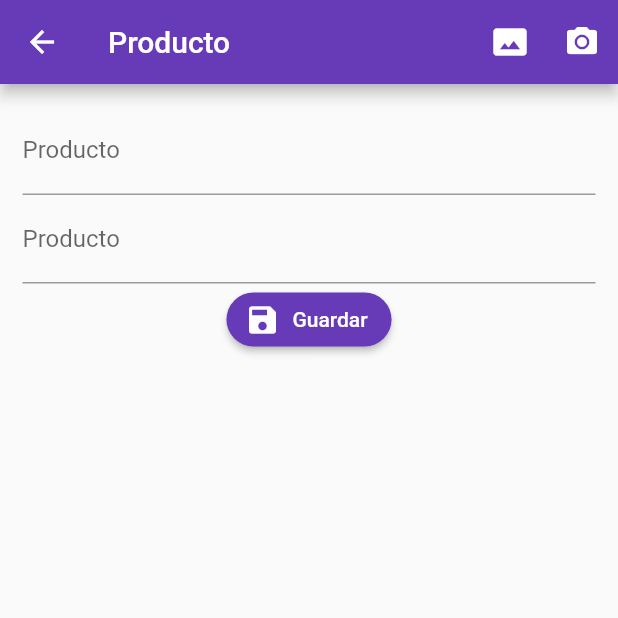
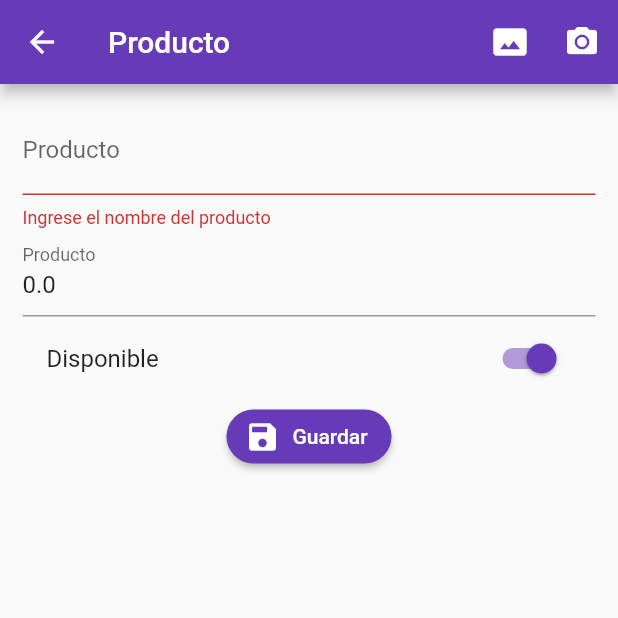
Before and after one commit to sebastianAcuna/curso_flutter_form_bloc, a Flutter app: the ProductPage screen opened by its route, after a tap on "Guardar", on a phone screen of 412 x 824 dp, the top half of it. Run offline on Flutter 3.47's test engine with Material 2 defaults, Android fonts, the phone set to English and light mode, and no system bars; our stand-ins replace rxdart; network calls fail.

Commit message:
clase 219

```diff
--- /dev/null
+++ b/lib/src/models/producto_model.dart
@@ -0,0 +1,41 @@
+// To parse this JSON data, do
+//
+//     final productoModel = productoModelFromJson(jsonString);
+
+import 'dart:convert';
+
+ProductoModel productoModelFromJson(String str) => ProductoModel.fromJson(json.decode(str));
+
+String productoModelToJson(ProductoModel data) => json.encode(data.toJson());
+
+class ProductoModel {
+    ProductoModel({
+        this.id,
+        this.titulo     = '',
+        this.valor      = 0.0,
+        this.disponible = true,
+        this.fotoUrl,
+    });
+
+    String  id;
+    String  titulo;
+    double  valor;
+    bool    disponible;
+    String  fotoUrl;
+
+    factory ProductoModel.fromJson(Map<String, dynamic> json) => ProductoModel(
+        id          : json["id"],
+        titulo      : json["titulo"],
+        valor       : json["valor"],
+        disponible  : json["disponible"],
+        fotoUrl     : json["fotoUrl"],
+    );
+
+    Map<String, dynamic> toJson() => {
+        "id"          : id,
+        "titulo"      : titulo,
+        "valor"       : valor,
+        "disponible"  : disponible,
+        "fotoUrl"     : fotoUrl,
+    };
+}
--- a/lib/src/pages/product_page.dart
+++ b/lib/src/pages/product_page.dart
@@ -1,10 +1,23 @@
 import 'package:flutter/material.dart';
+import 'package:formularios_bloc/src/models/producto_model.dart';
+import 'package:formularios_bloc/src/providers/productos_provider.dart';
+import 'package:formularios_bloc/src/utils/utils.dart' as utils;
 
-class ProductPage extends StatelessWidget {
+class ProductPage extends StatefulWidget {
   static final String routeName = "product_page";
 
   @override
+  _ProductPageState createState() => _ProductPageState();
+}
+
+class _ProductPageState extends State<ProductPage> {
+  final formKey = GlobalKey<FormState>();
+  ProductoModel producto = new ProductoModel();
+  final productoProider = new ProductosProvider();
+
+  @override
   Widget build(BuildContext context) {
+
     return Scaffold(
       appBar: AppBar(
         title: Text('Producto'),
@@ -23,10 +36,12 @@ class ProductPage extends StatelessWidget {
         child: Container(
           padding: EdgeInsets.all(15.0),
           child: Form(
+            key: formKey,
             child: Column(
               children: <Widget>[
                 _crearNombre(),
                 _crearPrecio(),
+                _crearDisponible(context),
                 _crearBoton(context)
               ],
             ),
@@ -38,26 +53,68 @@ class ProductPage extends StatelessWidget {
 
   Widget _crearNombre() {
     return TextFormField(
+      initialValue: producto.titulo,
       textCapitalization: TextCapitalization.characters,
       decoration: InputDecoration(labelText: 'Producto'),
+      onSaved: (value) => producto.titulo = value,
+      validator: (value){
+        if(value.length < 3){
+          return 'Ingrese el nombre del producto';
+        }else{
+          return null;
+        }
+      },
     );
   }
 
   Widget _crearPrecio() {
     return TextFormField(
+      initialValue: producto.valor.toString(),
       keyboardType: TextInputType.numberWithOptions(decimal: true),
       decoration: InputDecoration(labelText: 'Producto'),
+      onSaved: (value) => producto.valor = double.parse(value),
+      validator: (value){
+        if(utils.isNumeric(value)){
+          return null;
+        }else{
+          return 'Solo numeros';
+        }
+      },
     );
   }
 
   Widget _crearBoton(BuildContext context) {
     return RaisedButton.icon(
       shape: RoundedRectangleBorder(borderRadius: BorderRadius.circular(20.0)),
-      onPressed: () {},
+      onPressed: _submit,
       icon: Icon(Icons.save),
       label: Text('Guardar'),
       color: Theme.of(context).primaryColor,
       textColor: Colors.white,
     );
   }
+
+  void _submit(){
+
+    if(!formKey.currentState.validate()) return;
+
+    formKey.currentState.save();
+
+    print('TOdo OK');
+
+
+    productoProider.crearProducto(producto);
+
+  }
+
+  Widget _crearDisponible(BuildContext context) {
+    return SwitchListTile(
+      value: producto.disponible,
+      title: Text('Disponible'),
+      activeColor: Theme.of(context).primaryColor,
+      onChanged: (value) => setState((){
+        producto.disponible = value;
+      }),
+    );
+  }
 }
--- /dev/null
+++ b/lib/src/utils/utils.dart
@@ -0,0 +1,7 @@
+bool isNumeric(String s){
+
+  if(s.isEmpty) return false;
+  final n = num.tryParse(s);
+  return (n == null) ? false : true;
+
+}
--- a/pubspec.yaml
+++ b/pubspec.yaml
@@ -29,6 +29,7 @@ dependencies:
   # Use with the CupertinoIcons class for iOS style icons.
   cupertino_icons: ^0.1.3
   rxdart: ^0.24.1
+  http:
 
 dev_dependencies:
   flutter_test:
```
Also changed, not shown: lib/src/pages/home_page.dart (+30 -0 lines), lib/src/providers/productos_provider.dart (added, +54 -0 lines), pubspec.lock.
